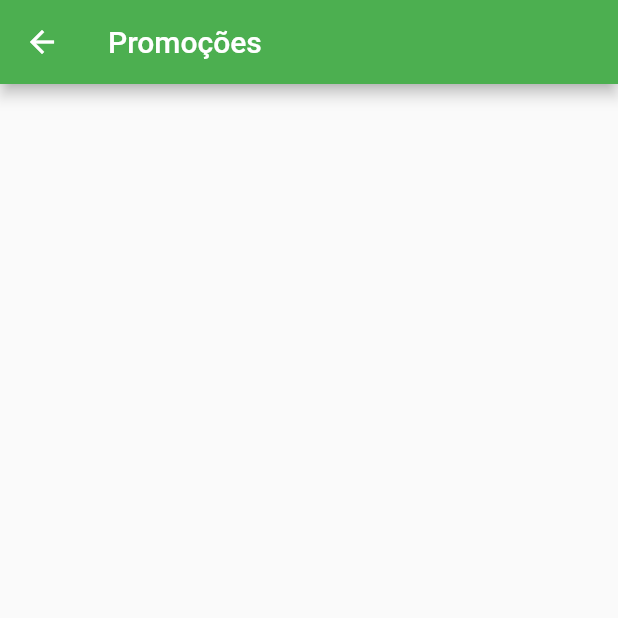
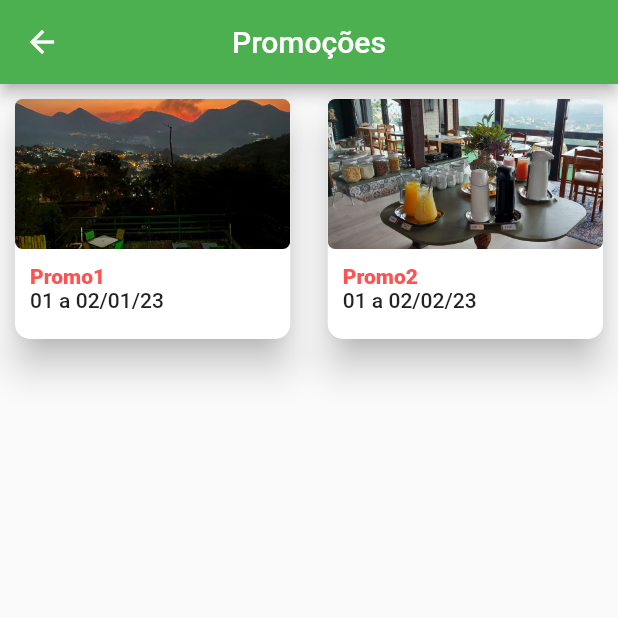
Before and after one commit to mattostiago/vdf, a Flutter app: the Promocoes screen opened directly, on a phone screen of 412 x 824 dp, the top half of it. Run offline on Flutter 3.47's test engine with Material 2 defaults, Android fonts, the phone set to English and light mode, and no system bars; our stand-ins replace carousel_slider, flutter_image_slideshow; statements that could not run were skipped.

Commit message:
Criada base para promoções

```diff
--- a/lib/source/data/dados.dart
+++ b/lib/source/data/dados.dart
@@ -2,6 +2,7 @@ import 'package:flutter/material.dart';
 import 'package:vdf/source/models/acomodacao.dart';
 import 'package:vdf/source/models/amenidades.dart';
 import 'package:vdf/source/models/imagem.dart';
+import 'package:vdf/source/models/promocao.dart';
 
 class Dados {
   //IMAGENS
@@ -218,4 +219,25 @@ class Dados {
       standard_superior_casal
     ];
   }
+
+  pegarPromocoes() {
+    //ACOMODAÇÕES
+    Promocao promo1 = Promocao(
+      "Promo1",
+      "Promo1 descrição grande",
+      "01 a 02/01/23",
+      [porDoSol3],
+    );
+    Promocao promo2 = Promocao(
+      "Promo2",
+      "Promo2 descrição grande",
+      "01 a 02/02/23",
+      [cafe1],
+    );
+
+    return [
+      promo1,
+      promo2,
+    ];
+  }
 }
--- /dev/null
+++ b/lib/source/models/promocao.dart
@@ -0,0 +1,14 @@
+import 'package:vdf/source/models/imagem.dart';
+
+class Promocao {
+  Promocao(
+    this.nome,
+    this.descricao,
+    this.descricaoCurta,
+    this.imagens,
+  );
+  final String nome;
+  final String descricao;
+  final String? descricaoCurta;
+  final List<Imagem> imagens;
+}
--- a/lib/source/screens/promocoes.dart
+++ b/lib/source/screens/promocoes.dart
@@ -1,6 +1,9 @@
 import 'package:flutter/material.dart';
 import 'package:flutter/src/widgets/container.dart';
 import 'package:flutter/src/widgets/framework.dart';
+import 'package:vdf/source/data/dados.dart';
+import 'package:vdf/source/models/promocao.dart';
+import 'package:vdf/source/screens/detalhes_promocao.dart';
 
 class Promocoes extends StatefulWidget {
   const Promocoes({super.key});
@@ -10,11 +13,95 @@ class Promocoes extends StatefulWidget {
 }
 
 class _PromocoesState extends State<Promocoes> {
+  Dados dados = Dados();
   @override
   Widget build(BuildContext context) {
+    List<Promocao> promocoes = dados.pegarPromocoes();
     return Scaffold(
       appBar: AppBar(
         title: const Text("Promoções"),
+        centerTitle: true,
+      ),
+      body: Column(
+        children: [
+          Expanded(
+            child: SingleChildScrollView(
+              child: Column(
+                children: [
+                  GridView.builder(
+                    padding: EdgeInsets.zero,
+                    shrinkWrap: true,
+                    physics: const BouncingScrollPhysics(),
+                    itemCount: promocoes.length,
+                    gridDelegate:
+                        const SliverGridDelegateWithFixedCrossAxisCount(
+                      childAspectRatio: 4 / 3,
+                      crossAxisCount: 2,
+                      crossAxisSpacing: 5.0,
+                      mainAxisSpacing: 1.0,
+                      mainAxisExtent: 180,
+                    ),
+                    itemBuilder: (BuildContext context, int index) {
+                      return Card(
+                        shape: RoundedRectangleBorder(
+                          borderRadius: BorderRadius.circular(10.0),
+                        ),
+                        elevation: 10.0,
+                        margin: const EdgeInsets.all(10.0),
+                        child: InkWell(
+                          child: Column(
+                            mainAxisSize: MainAxisSize.min,
+                            crossAxisAlignment: CrossAxisAlignment.start,
+                            children: [
+                              Container(
+                                height: 100.0,
+                                decoration: BoxDecoration(
+                                  borderRadius: BorderRadius.circular(5.0),
+                                  image: DecorationImage(
+                                      image: AssetImage(
+                                          promocoes[index].imagens[0].imagem),
+                                      fit: BoxFit.cover),
+                                ),
+                              ),
+                              Padding(
+                                padding: const EdgeInsets.all(10.0),
+                                child: Column(
+                                  crossAxisAlignment: CrossAxisAlignment.start,
+                                  children: [
+                                    Text(
+                                      promocoes[index].nome,
+                                      maxLines: 1,
+                                      overflow: TextOverflow.ellipsis,
+                                      style: const TextStyle(
+                                          color: Colors.redAccent,
+                                          fontWeight: FontWeight.w800),
+                                    ),
+                                    Text(
+                                      promocoes[index].descricaoCurta!,
+                                      maxLines: 3,
+                                      overflow: TextOverflow.ellipsis,
+                                      style: const TextStyle(
+                                          fontWeight: FontWeight.w500),
+                                    ),
+                                  ],
+                                ),
+                              ),
+                            ],
+                          ),
+                          onTap: () {
+                            Navigator.of(context).push(MaterialPageRoute(
+                                builder: (context) => DetalhesPromocao(
+                                    promocao: promocoes[index])));
+                          },
+                        ),
+                      );
+                    },
+                  ),
+                ],
+              ),
+            ),
+          ),
+        ],
       ),
     );
   }
```
